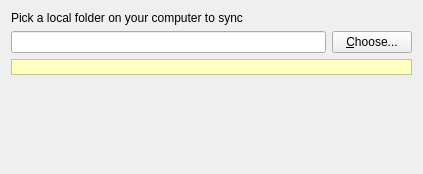
Above: src/gui/folderwizard/folderwizardsourcepage.ui from GrossLukas/client before the change. Below: the same form after it.
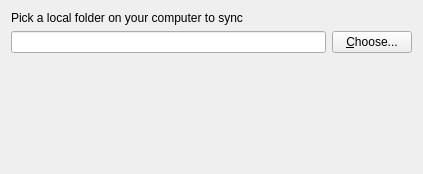
That is the form after the change.

Commit message:
Remove styling from the warning label in the "Add Folder" dialog
The styling caused unreadable warning/error messages when the OS
theme was set to dark: the text color would be white, but the
background was styled to be white too.

The message is still noticable: normally there is no text in the
label, so an error or warning message showing up will be noticed.

Fixes: https://github.com/owncloud/client/issues/11243

Patch:
```diff
--- a/src/gui/folderwizard/folderwizardsourcepage.ui
+++ b/src/gui/folderwizard/folderwizardsourcepage.ui
@@ -37,85 +37,12 @@
    </item>
    <item>
     <widget class="QLabel" name="warnLabel">
-     <property name="palette">
-      <palette>
-       <active>
-        <colorrole role="Base">
-         <brush brushstyle="SolidPattern">
-          <color alpha="255">
-           <red>255</red>
-           <green>255</green>
-           <blue>255</blue>
-          </color>
-         </brush>
-        </colorrole>
-        <colorrole role="Window">
-         <brush brushstyle="SolidPattern">
-          <color alpha="255">
-           <red>255</red>
-           <green>255</green>
-           <blue>192</blue>
-          </color>
-         </brush>
-        </colorrole>
-       </active>
-       <inactive>
-        <colorrole role="Base">
-         <brush brushstyle="SolidPattern">
-          <color alpha="255">
-           <red>255</red>
-           <green>255</green>
-           <blue>255</blue>
-          </color>
-         </brush>
-        </colorrole>
-        <colorrole role="Window">
-         <brush brushstyle="SolidPattern">
-          <color alpha="255">
-           <red>255</red>
-           <green>255</green>
-           <blue>192</blue>
-          </color>
-         </brush>
-        </colorrole>
-       </inactive>
-       <disabled>
-        <colorrole role="Base">
-         <brush brushstyle="SolidPattern">
-          <color alpha="255">
-           <red>255</red>
-           <green>255</green>
-           <blue>192</blue>
-          </color>
-         </brush>
-        </colorrole>
-        <colorrole role="Window">
-         <brush brushstyle="SolidPattern">
-          <color alpha="255">
-           <red>255</red>
-           <green>255</green>
-           <blue>192</blue>
-          </color>
-         </brush>
-        </colorrole>
-       </disabled>
-      </palette>
-     </property>
-     <property name="autoFillBackground">
-      <bool>true</bool>
-     </property>
-     <property name="frameShape">
-      <enum>QFrame::StyledPanel</enum>
-     </property>
      <property name="text">
       <string/>
      </property>
      <property name="textFormat">
       <enum>Qt::RichText</enum>
      </property>
-     <property name="margin">
-      <number>3</number>
-     </property>
     </widget>
    </item>
    <item>
```
